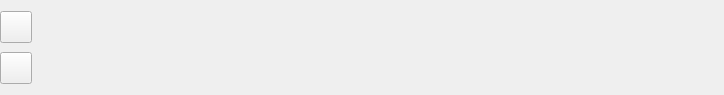
This is qtgui/dockiqrecorder.ui in gqrx-sdr/gqrx as Qt 5 draws it before an edit. The edited form follows.
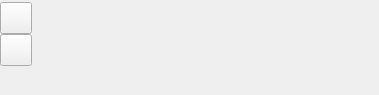
This is the edited form. Icons and pictures are not drawn.

```diff
--- a/qtgui/dockiqrecorder.ui
+++ b/qtgui/dockiqrecorder.ui
@@ -6,7 +6,7 @@
    <rect>
     <x>0</x>
     <y>0</y>
-    <width>724</width>
+    <width>379</width>
     <height>95</height>
    </rect>
   </property>
@@ -103,6 +103,19 @@
         </property>
        </widget>
       </item>
+      <item>
+       <spacer name="verticalSpacer">
+        <property name="orientation">
+         <enum>Qt::Vertical</enum>
+        </property>
+        <property name="sizeHint" stdset="0">
+         <size>
+          <width>20</width>
+          <height>40</height>
+         </size>
+        </property>
+       </spacer>
+      </item>
      </layout>
     </item>
     <item>
```
